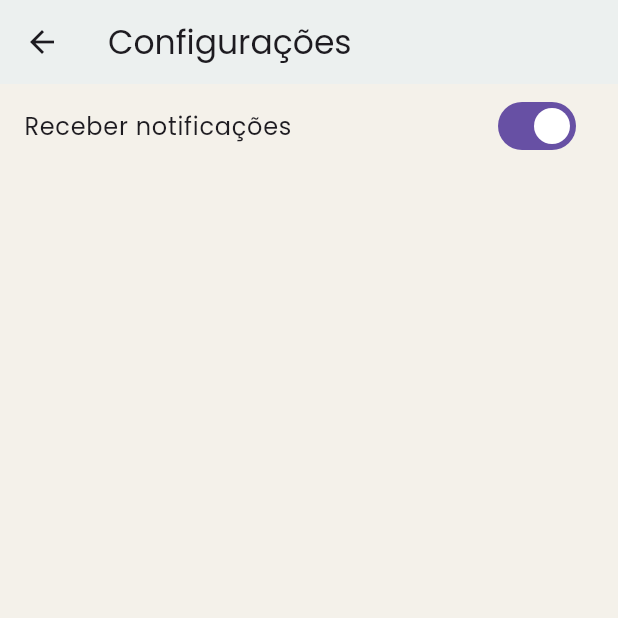
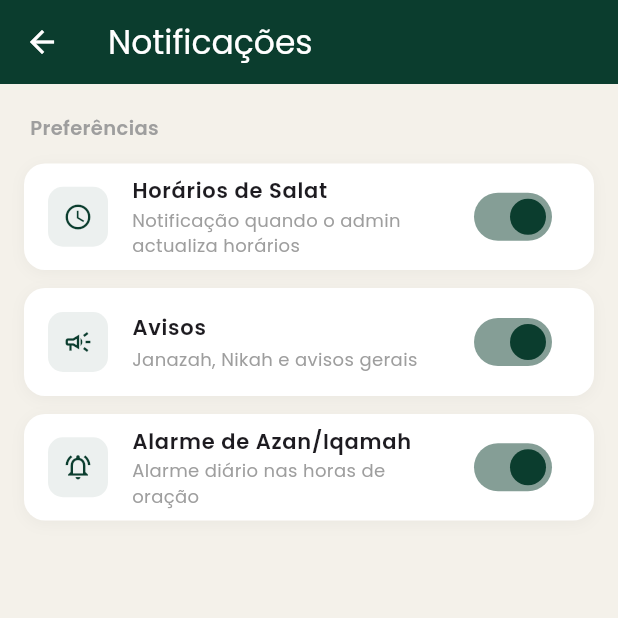
Before and after one commit to mshueib/app-mesquita, a Flutter app: the screen it shows after launch, after a tap on the "settings" icon, on a phone screen of 412 x 824 dp, the top half of it. Run offline on Flutter 3.47's test engine with Material 3 defaults, Android fonts, the phone set to English and light mode, and no system bars; drawn by our look-alikes of overlay_support; our stand-ins replace connectivity_plus, firebase_auth, firebase_core, firebase_database, firebase_messaging, flutter_local_notifications and 8 more; missing offline and left inert: android_intent_plus; accounts and stored records are empty.

Commit message:
notification_settings

```diff
--- a/lib/main.dart
+++ b/lib/main.dart
@@ -339,6 +339,9 @@ class _HomePageState extends State<HomePage> {
       await _atualizarHorariosEReagendar();
 
       if (message.notification != null) {
+        final ativoHorarios =
+            await LocalStorageService.notificacoesHorariosAtivas();
+        if (!ativoHorarios) return;
         await NotificationService.showNotification(
           title: message.notification!.title ?? "🕌 Horário actualizado",
           body: message.notification!.body ?? "Os horários foram actualizados",
@@ -436,7 +439,8 @@ class _HomePageState extends State<HomePage> {
 
   Future<void> _agendarTodosAzan(Map<String, dynamic> dadosMap) async {
     if (dadosMap.isEmpty) return;
-
+    final ativoAzan = await LocalStorageService.alarmeAzanAtivo();
+    if (!ativoAzan) return;
     print("🔥 A AGENDAR AZAN...");
 
     final horarios = {
@@ -698,10 +702,14 @@ class _HomePageState extends State<HomePage> {
       String id = aviso['id'];
 
       if (!_idsAvisosNotificados.contains(id)) {
-        NotificationService.showNotification(
-          title: "📢 Novo Aviso",
-          body: aviso['texto'] ?? "",
-        );
+        final ativoAvisos =
+            await LocalStorageService.notificacoesAvisosAtivos();
+        if (ativoAvisos) {
+          NotificationService.showNotification(
+            title: "📢 Novo Aviso",
+            body: aviso['texto'] ?? "",
+          );
+        }
         _idsAvisosNotificados.add(id);
         houveNovo = true;
       }
--- a/lib/screens/settings_page.dart
+++ b/lib/screens/settings_page.dart
@@ -10,7 +10,9 @@ class SettingsPage extends StatefulWidget {
 }
 
 class _SettingsPageState extends State<SettingsPage> {
-  bool _notificacoes = true;
+  bool _notifHorarios = true;
+  bool _notifAvisos = true;
+  bool _alarmeAzan = true;
 
   @override
   void initState() {
@@ -19,33 +21,102 @@ class _SettingsPageState extends State<SettingsPage> {
   }
 
   void _carregar() async {
-    final ativo = await LocalStorageService.notificacoesAtivas();
-    setState(() => _notificacoes = ativo);
+    final h = await LocalStorageService.notificacoesHorariosAtivas();
+    final a = await LocalStorageService.notificacoesAvisosAtivos();
+    final z = await LocalStorageService.alarmeAzanAtivo();
+    setState(() {
+      _notifHorarios = h;
+      _notifAvisos = a;
+      _alarmeAzan = z;
+    });
   }
 
-  void _toggle(bool value) async {
-    setState(() => _notificacoes = value);
+  void _toggleHorarios(bool value) async {
+    setState(() => _notifHorarios = value);
+    await LocalStorageService.setNotificacoesHorarios(value);
+  }
 
-    await LocalStorageService.setNotificacoes(value);
+  void _toggleAvisos(bool value) async {
+    setState(() => _notifAvisos = value);
+    await LocalStorageService.setNotificacoesAvisos(value);
+  }
 
+  void _toggleAzan(bool value) async {
+    setState(() => _alarmeAzan = value);
+    await LocalStorageService.setAlarmeAzan(value);
     if (!value) {
-      await NotificationService.cancelAll(); // 🔥 desativa tudo
+      await NotificationService.cancelarAzan();
     }
+  }
+
+  Widget _tile(String titulo, String subtitulo, IconData icone, bool value,
+      Function(bool) onChanged) {
+    return Container(
+      margin: const EdgeInsets.symmetric(horizontal: 16, vertical: 6),
+      decoration: BoxDecoration(
+        color: Colors.white,
+        borderRadius: BorderRadius.circular(14),
+        boxShadow: [
+          BoxShadow(
+              color: Colors.black.withOpacity(0.04),
+              blurRadius: 8,
+              offset: const Offset(0, 2))
+        ],
+      ),
+      child: ListTile(
+        leading: Container(
+          width: 40,
+          height: 40,
+          decoration: BoxDecoration(
+            color: const Color(0xFF0B3D2E).withOpacity(0.08),
+            borderRadius: BorderRadius.circular(10),
+          ),
+          child: Icon(icone, color: const Color(0xFF0B3D2E), size: 20),
+        ),
+        title: Text(titulo,
+            style: const TextStyle(fontWeight: FontWeight.w600, fontSize: 14)),
+        subtitle: Text(subtitulo,
+            style: const TextStyle(fontSize: 12, color: Colors.grey)),
+        trailing: Switch(
+          value: value,
+          onChanged: onChanged,
+          activeColor: const Color(0xFF0B3D2E),
+        ),
+      ),
+    );
   }
 
   @override
   Widget build(BuildContext context) {
     return Scaffold(
+      backgroundColor: const Color(0xFFF4F1EA),
       appBar: AppBar(
-        title: const Text("Configurações"),
-        backgroundColor: const Color.fromARGB(255, 236, 240, 239),
+        title: const Text("Notificações"),
+        backgroundColor: const Color(0xFF0B3D2E),
+        foregroundColor: Colors.white,
       ),
-      body: ListTile(
-        title: const Text("Receber notificações"),
-        trailing: Switch(
-          value: _notificacoes,
-          onChanged: _toggle,
-        ),
+      body: Column(
+        crossAxisAlignment: CrossAxisAlignment.start,
+        children: [
+          const Padding(
+            padding: EdgeInsets.fromLTRB(20, 20, 20, 8),
+            child: Text("Preferências",
+                style: TextStyle(
+                    fontSize: 13,
+                    fontWeight: FontWeight.w600,
+                    color: Colors.grey)),
+          ),
+          _tile(
+              "Horários de Salat",
+              "Notificação quando o admin actualiza horários",
+              Icons.access_time,
+              _notifHorarios,
+              _toggleHorarios),
+          _tile("Avisos", "Janazah, Nikah e avisos gerais",
+              Icons.campaign_outlined, _notifAvisos, _toggleAvisos),
+          _tile("Alarme de Azan/Iqamah", "Alarme diário nas horas de oração",
+              Icons.notifications_active_outlined, _alarmeAzan, _toggleAzan),
+        ],
       ),
     );
   }
--- a/lib/services/local_storage_service.dart
+++ b/lib/services/local_storage_service.dart
@@ -47,4 +47,34 @@ class LocalStorageService {
     final prefs = await SharedPreferences.getInstance();
     await prefs.setBool('notificacoes_ativas', valor);
   }
+
+  static Future<bool> notificacoesHorariosAtivas() async {
+    final prefs = await SharedPreferences.getInstance();
+    return prefs.getBool('notif_horarios') ?? true;
+  }
+
+  static Future<void> setNotificacoesHorarios(bool value) async {
+    final prefs = await SharedPreferences.getInstance();
+    await prefs.setBool('notif_horarios', value);
+  }
+
+  static Future<bool> notificacoesAvisosAtivos() async {
+    final prefs = await SharedPreferences.getInstance();
+    return prefs.getBool('notif_avisos') ?? true;
+  }
+
+  static Future<void> setNotificacoesAvisos(bool value) async {
+    final prefs = await SharedPreferences.getInstance();
+    await prefs.setBool('notif_avisos', value);
+  }
+
+  static Future<bool> alarmeAzanAtivo() async {
+    final prefs = await SharedPreferences.getInstance();
+    return prefs.getBool('alarme_azan') ?? true;
+  }
+
+  static Future<void> setAlarmeAzan(bool value) async {
+    final prefs = await SharedPreferences.getInstance();
+    await prefs.setBool('alarme_azan', value);
+  }
 }
```
